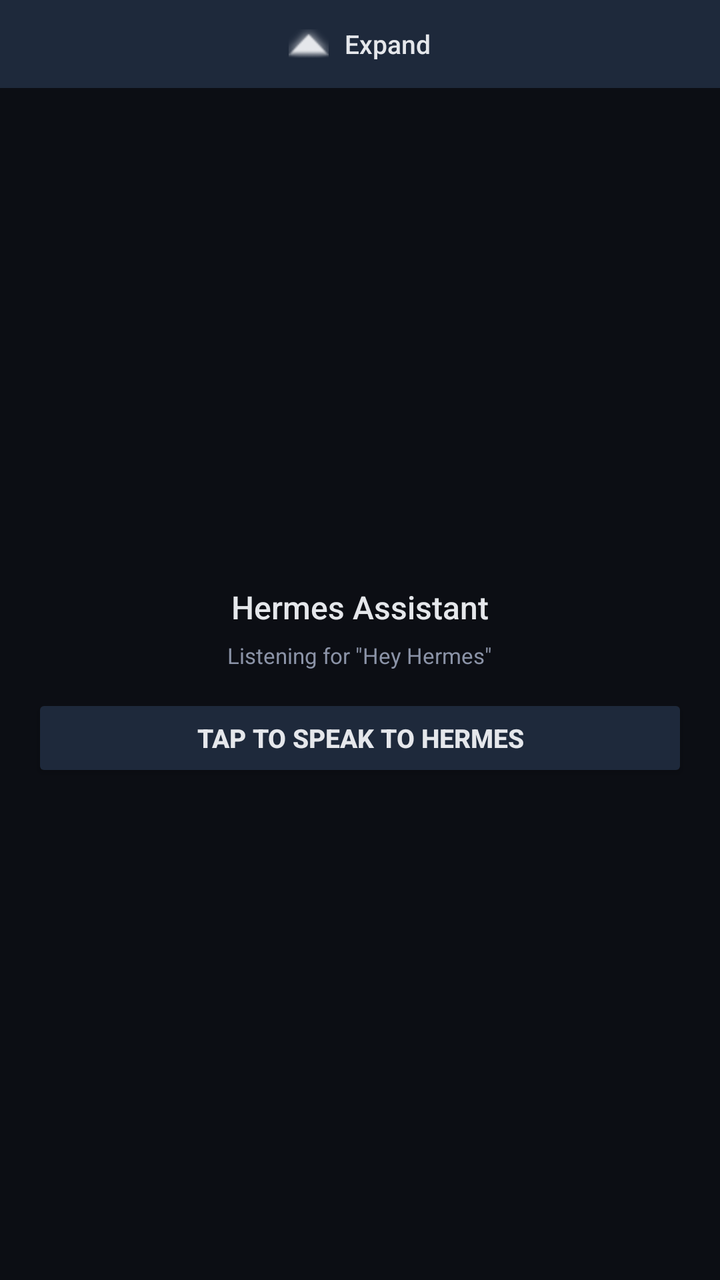
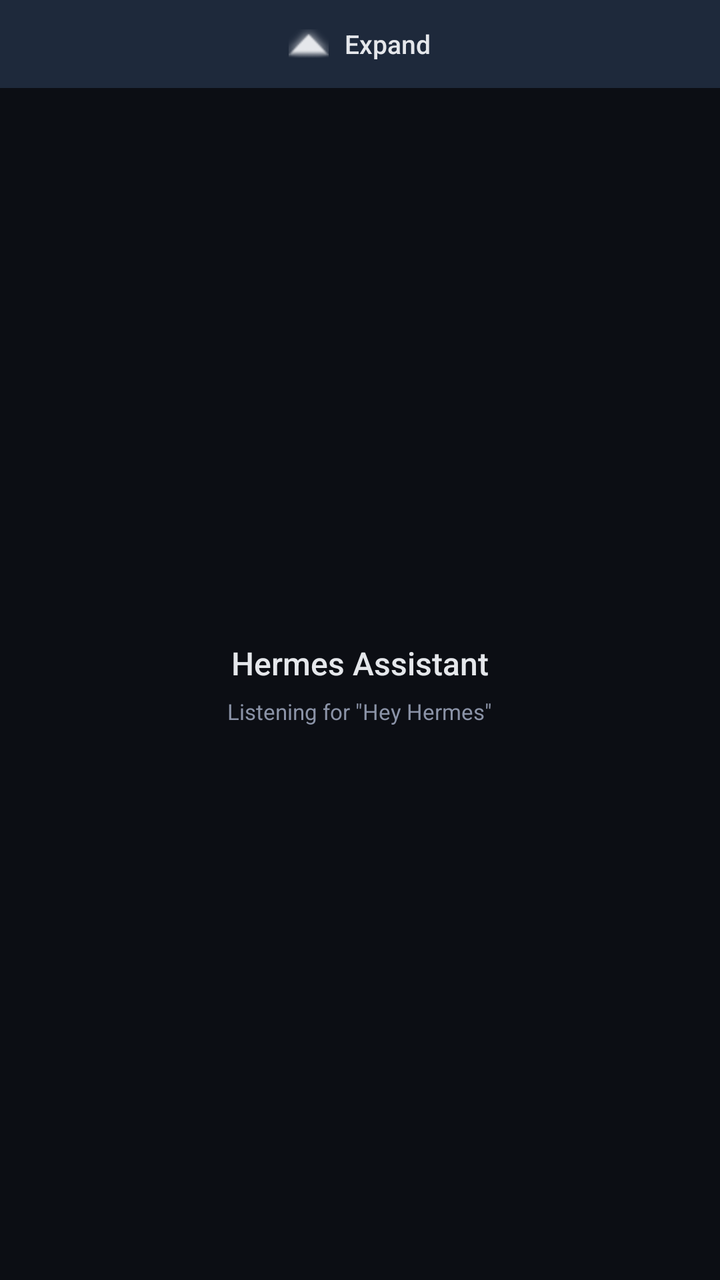

Compare the two renders of this Android layout. The source of the first and the diff that turns it into the second are given below.
<!-- AndroidManifest.xml: application theme Theme.HermesAssistant -->
<!-- res/layout/overlay_panel.xml -->
<?xml version="1.0" encoding="utf-8"?>
<LinearLayout xmlns:android="http://schemas.android.com/apk/res/android"
    android:id="@+id/overlayRoot"
    android:layout_width="match_parent"
    android:layout_height="match_parent"
    android:background="#E60D0F14"
    android:orientation="vertical">

    
    <LinearLayout
        android:id="@+id/overlayExpandBar"
        android:layout_width="match_parent"
        android:layout_height="44dp"
        android:background="#1E293B"
        android:gravity="center"
        android:orientation="horizontal">

        <ImageView
            android:id="@+id/overlayExpandIcon"
            android:layout_width="20dp"
            android:layout_height="20dp"
            android:contentDescription="Expand"
            android:src="@android:drawable/arrow_up_float"
            android:tint="#E5E7EB" />

        <TextView
            android:id="@+id/overlayExpandLabel"
            android:layout_width="wrap_content"
            android:layout_height="wrap_content"
            android:layout_marginStart="8dp"
            android:fontFamily="sans-serif-medium"
            android:text="Expand"
            android:textColor="#E5E7EB"
            android:textSize="13sp" />
    </LinearLayout>

    
    <LinearLayout
        android:layout_width="match_parent"
        android:layout_height="0dp"
        android:layout_weight="1"
        android:gravity="center"
        android:orientation="vertical"
        android:padding="16dp">

        <TextView
            android:id="@+id/overlayStatusText"
            android:layout_width="match_parent"
            android:layout_height="wrap_content"
            android:ellipsize="end"
            android:fontFamily="sans-serif-medium"
            android:gravity="center"
            android:maxLines="2"
            android:text="Hermes Assistant"
            android:textColor="#E5E7EB"
            android:textSize="16sp" />

        <TextView
            android:id="@+id/overlaySubText"
            android:layout_width="wrap_content"
            android:layout_height="wrap_content"
            android:layout_marginTop="6dp"
            android:gravity="center"
            android:text="Listening for &quot;Hey Hermes&quot;"
            android:textColor="#8B93A7"
            android:textSize="11sp" />

        <Button
            android:id="@+id/overlaySpeakButton"
            android:layout_width="match_parent"
            android:layout_height="44dp"
            android:layout_marginTop="12dp"
            android:backgroundTint="#1E293B"
            android:text="TAP TO SPEAK TO HERMES"
            android:textColor="#E5E7EB"
            android:textSize="13sp"
            android:textStyle="bold" />
    </LinearLayout>
</LinearLayout>
<!-- resources referenced by this layout -->
<resources>
  <style name="Theme.HermesAssistant" parent="Base.Theme.HermesAssistant">
          <item name="android:forceDarkAllowed" tools:targetApi="q">false</item>
      </style>
  <style name="Base.Theme.HermesAssistant" parent="Theme.Material3.DayNight.NoActionBar">
          <item name="android:windowBackground">@color/background_dark</item>
          <item name="android:statusBarColor">@color/background_dark</item>
          <item name="android:navigationBarColor">@color/background_dark</item>
          <item name="colorPrimary">@color/accent_blue</item>
          <item name="colorOnPrimary">@color/text_primary</item>
          <item name="colorSecondary">@color/accent_green</item>
          <item name="colorOnSecondary">@color/background_dark</item>
          <item name="android:windowLightStatusBar">false</item>
      </style>
  <color name="background_dark">#0D0F14</color>
  <color name="accent_blue">#3B82F6</color>
  <color name="text_primary">#E5E7EB</color>
  <color name="accent_green">#10B981</color>
</resources>

<!-- the commit's change to res/layout/overlay_panel.xml (unified diff, before → after) -->
@@ -74,6 +74,7 @@
             android:text="TAP TO SPEAK TO HERMES"
             android:textColor="#E5E7EB"
             android:textSize="13sp"
-            android:textStyle="bold" />
+            android:textStyle="bold"
+            android:visibility="gone" />
     </LinearLayout>
 </LinearLayout>
